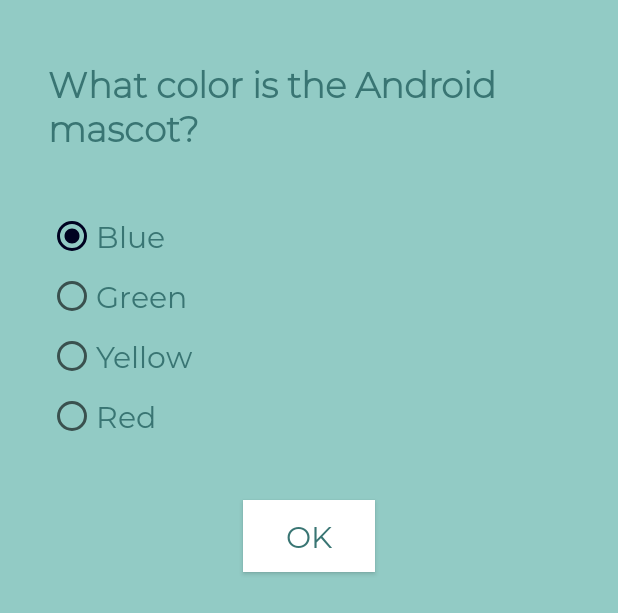
After one commit to KlenJavor/FingulariumKotlin, an Android app: the layout activity_quiz.xml on its own in the app's theme, with its tools: preview values and no code run, on a phone screen of 412 x 824 dp. The commit adds this screen. Shown: the top 613 px of the screen. Run offline under Robolectric (Android 15) with nearby library versions, the phone set to English and light mode, and no system bars.

Commit message:
Quiz activity layout

```diff
--- /dev/null
+++ b/app/src/main/java/com/example/a6_1/QuizActivity.kt
@@ -0,0 +1,4 @@
+package com.example.a6_1
+
+class QuizActivity {
+}
--- a/app/src/main/res/layout/activity_learn.xml
+++ b/app/src/main/res/layout/activity_learn.xml
@@ -14,7 +14,7 @@
         android:paddingLeft="32dp"
         android:text="Heading"
         android:textColor="@color/thinfont"
-        android:textSize="24sp"
+        android:textSize="@dimen/heading_text_size"
         app:fontFamily="@font/montserrat_light"
         app:layout_constraintEnd_toEndOf="parent"
         app:layout_constraintStart_toStartOf="parent"
--- /dev/null
+++ b/app/src/main/res/layout/activity_quiz.xml
@@ -0,0 +1,137 @@
+<?xml version="1.0" encoding="utf-8"?>
+
+<LinearLayout xmlns:android="http://schemas.android.com/apk/res/android"
+    android:layout_width="match_parent"
+    android:layout_height="match_parent"
+    xmlns:app="http://schemas.android.com/apk/res-auto"
+    xmlns:tools="http://schemas.android.com/tools"
+    android:background="@color/background"
+    android:orientation="vertical">
+
+      <ScrollView
+        android:layout_width="match_parent"
+        android:layout_height="match_parent"
+        android:fillViewport="true">
+
+        <androidx.constraintlayout.widget.ConstraintLayout
+            android:id="@+id/frameLayout"
+            android:layout_width="match_parent"
+            android:layout_height="wrap_content">
+
+            <TextView
+                android:id="@+id/questionText"
+                android:layout_width="0dp"
+                android:layout_height="wrap_content"
+
+                android:fontFamily="sans-serif"
+
+                android:text="@{game.currentQuestion.text}"
+                android:textColor="@color/boldfont"
+
+                android:textSize="@dimen/heading_text_size"
+
+                android:textStyle="bold"
+                android:typeface="normal"
+                app:fontFamily="@font/montserrat_light"
+
+                app:layout_constraintEnd_toEndOf="parent"
+                app:layout_constraintStart_toStartOf="parent"
+                app:layout_constraintTop_toTopOf="parent"
+                tools:text="What color is the Android mascot?"
+
+                android:layout_marginStart="@dimen/question_horizontal_margin"
+                android:layout_marginTop="@dimen/vertical_margin"
+                android:layout_marginEnd="@dimen/question_horizontal_margin"/>
+
+            <View
+                android:id="@+id/divider"
+                android:layout_width="409dp"
+                android:layout_height="1dp"
+                android:layout_marginTop="64dp"
+                android:layout_marginBottom="64dp"
+                android:background="@android:color/white"
+                app:layout_constraintBottom_toTopOf="@+id/questionRadioGroup"
+                app:layout_constraintEnd_toEndOf="parent"
+                app:layout_constraintStart_toStartOf="parent"
+                app:layout_constraintTop_toBottomOf="@+id/questionText" />
+
+            <RadioGroup
+                android:id="@+id/questionRadioGroup"
+                android:layout_width="0dp"
+                android:layout_height="wrap_content"
+                android:layout_marginStart="@dimen/question_horizontal_margin"
+                android:layout_marginTop="@dimen/vertical_margin"
+                android:layout_marginEnd="@dimen/question_horizontal_margin"
+                android:animateLayoutChanges="true"
+                android:orientation="vertical"
+                app:layout_constraintEnd_toEndOf="parent"
+                app:layout_constraintStart_toStartOf="parent"
+                app:layout_constraintTop_toBottomOf="@+id/questionText"
+
+                android:layout_marginRight="32dp">
+
+                <RadioButton
+                    android:id="@+id/firstAnswerRadioButton"
+                    android:layout_width="match_parent"
+                    android:layout_height="wrap_content"
+                    android:layout_marginBottom="@dimen/question_vertical_margin"
+                    android:checked="true"
+                    android:text="@{game.answers[0]}"
+                    android:textSize="@dimen/answer_text_size"
+                    tools:text="Blue"
+                    android:textColor="@color/boldfont"
+                    app:fontFamily="@font/montserrat_regular"/>
+
+                <RadioButton
+                    android:id="@+id/secondAnswerRadioButton"
+                    android:layout_width="match_parent"
+                    android:layout_height="wrap_content"
+                    android:layout_marginBottom="@dimen/question_vertical_margin"
+                    android:text="@{game.answers[1]}"
+                    android:textSize="@dimen/answer_text_size"
+                    tools:text="Green"
+                    android:textColor="@color/boldfont"
+                    app:fontFamily="@font/montserrat_regular"/>
+
+                <RadioButton
+                    android:id="@+id/thirdAnswerRadioButton"
+                    android:layout_width="match_parent"
+                    android:layout_height="wrap_content"
+                    android:layout_marginBottom="@dimen/question_vertical_margin"
+                    android:text="@{game.answers[2]}"
+                    android:textSize="@dimen/answer_text_size"
+                    tools:text="Yellow"
+                    android:textColor="@color/boldfont"
+                    app:fontFamily="@font/montserrat_regular"/>
+
+                <RadioButton
+                    android:id="@+id/fourthAnswerRadioButton"
+                    android:layout_width="match_parent"
+                    android:layout_height="wrap_content"
+                    android:text="@{game.answers[3]}"
+                    android:textSize="@dimen/answer_text_size"
+                    tools:text="Red"
+                    android:textColor="@color/boldfont"
+                    app:fontFamily="@font/montserrat_regular"/>
+            </RadioGroup>
+
+            <Button
+                android:id="@+id/submitButton"
+                android:layout_width="wrap_content"
+                android:layout_height="wrap_content"
+                android:layout_marginStart="@dimen/question_horizontal_margin"
+                android:layout_marginTop="@dimen/vertical_margin"
+                android:layout_marginEnd="@dimen/question_horizontal_margin"
+                android:background="@color/cardview_light_background"
+                android:text="@string/submit_button"
+                android:textColor="@color/boldfont"
+                android:textSize="@dimen/button_text_size"
+                app:fontFamily="@font/montserrat_regular"
+                app:layout_constraintEnd_toEndOf="parent"
+                app:layout_constraintStart_toStartOf="parent"
+                app:layout_constraintTop_toBottomOf="@+id/questionRadioGroup" />
+
+        </androidx.constraintlayout.widget.ConstraintLayout>
+    </ScrollView>
+
+</LinearLayout>
--- /dev/null
+++ b/app/src/main/res/values/dimens.xml
@@ -0,0 +1,9 @@
+<?xml version="1.0" encoding="utf-8"?>
+<resources>
+    <dimen name="question_horizontal_margin">32dp</dimen>
+    <dimen name="vertical_margin">40dp</dimen>
+    <dimen name="question_vertical_margin">8dp</dimen>
+    <dimen name="answer_text_size">20dp</dimen>
+    <dimen name="button_text_size">20dp</dimen>
+    <dimen name="heading_text_size">24dp</dimen>
+</resources>
--- a/app/src/main/res/values/strings.xml
+++ b/app/src/main/res/values/strings.xml
@@ -1,3 +1,4 @@
 <resources>
     <string name="app_name">Fingularium</string>
+    <string name="submit_button">OK</string>
 </resources>
```
Also changed, not shown: app/build.gradle (+8 -3 lines), app/src/main/java/com/example/a6_1/DetailsActivity.kt (+8 -0 lines), app/src/main/java/com/example/a6_1/Word.kt (added, +76 -0 lines), 1 other file.
